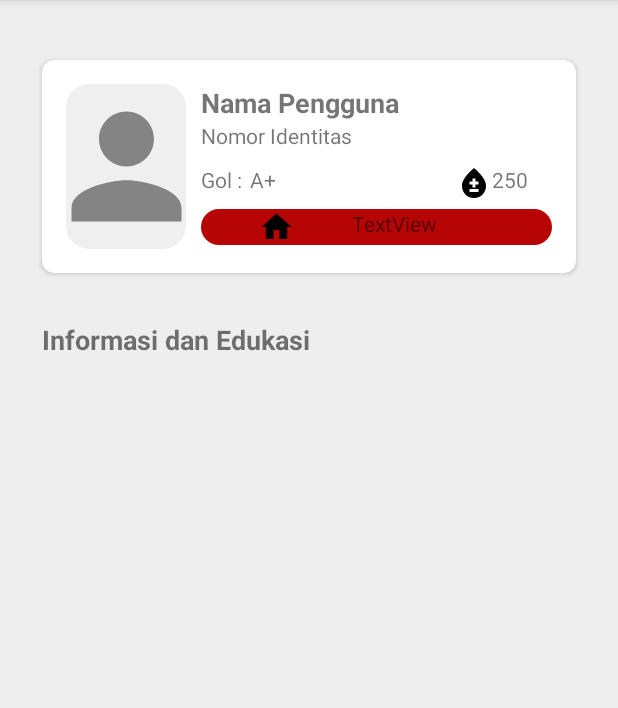
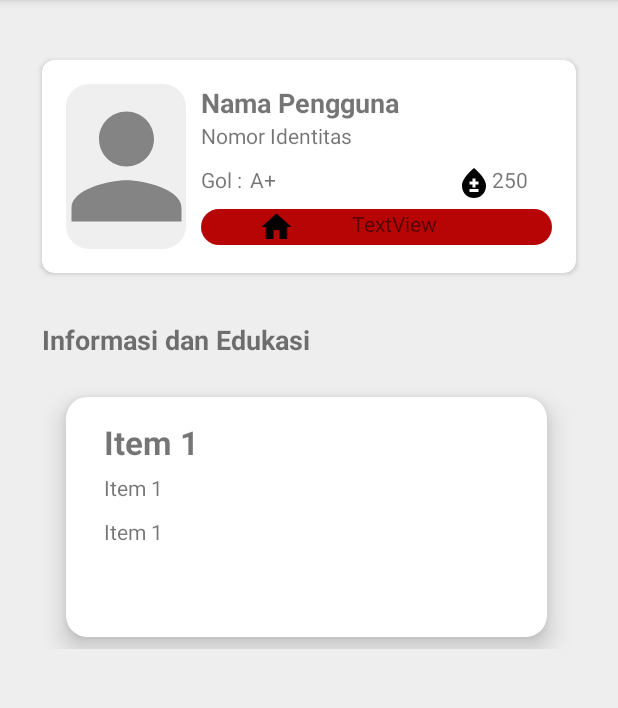
Before and after one commit to akbar0923/SejutaDarah, an Android app: the HomeFragment screen opened directly, with no data from a screen before it, on a phone screen of 412 x 824 dp, the part 84-792 px from its top. Run offline under Robolectric (Android 15) with nearby library versions, the phone set to English and light mode, and no system bars; our stand-ins replace Firebase (no records; nobody signed in at launch, a user with empty details on screens opened directly).

Commit message:
recycleView informasi_view di fragmentHome

```diff
--- a/app/build.gradle
+++ b/app/build.gradle
@@ -7,12 +7,12 @@ plugins {
 
 android {
     namespace 'com.example.sejutadarah'
-    compileSdk 33
+    compileSdk 34
 
     defaultConfig {
         applicationId "com.example.sejutadarah"
         minSdk 24
-        targetSdk 33
+        targetSdk 34
         versionCode 1
         versionName "1.0"
 
@@ -55,6 +55,7 @@ dependencies {
 
     implementation 'com.github.bumptech.glide:glide:4.15.1'
     implementation 'com.google.android.gms:play-services-location:21.0.1'
+    implementation 'androidx.core:core-ktx:+'
     annotationProcessor 'com.github.bumptech.glide:compiler:4.12.0'
 
     // Dependency to include Maps SDK for Android
--- a/app/src/main/java/com/example/sejutadarah/Fragment/HomeFragment.kt
+++ b/app/src/main/java/com/example/sejutadarah/Fragment/HomeFragment.kt
@@ -1,5 +1,6 @@
 package com.example.sejutadarah.Fragment
 
+import android.content.Intent
 import android.os.Bundle
 import android.view.LayoutInflater
 import android.view.View
@@ -7,8 +8,13 @@ import android.view.ViewGroup
 import android.widget.ImageView
 import android.widget.TextView
 import androidx.fragment.app.Fragment
+import androidx.recyclerview.widget.RecyclerView
+import androidx.recyclerview.widget.LinearLayoutManager
 import com.bumptech.glide.Glide
+import com.example.sejutadarah.Database.InformasiClass
 import com.example.sejutadarah.Database.userSejutaDarah
+import com.example.sejutadarah.InformasiAdapter
+import com.example.sejutadarah.InformasiDetail
 import com.example.sejutadarah.R
 import com.google.firebase.auth.FirebaseAuth
 import com.google.firebase.auth.FirebaseUser
@@ -26,26 +32,17 @@ class HomeFragment : Fragment() {
     private lateinit var database: FirebaseDatabase
     private lateinit var userRef: DatabaseReference
 
+    private lateinit var recyclerView: RecyclerView
+    private lateinit var adapter: InformasiAdapter
+    private lateinit var infoList: List<InformasiClass>
+
+
     override fun onCreateView(
         inflater: LayoutInflater,
         container: ViewGroup?,
         savedInstanceState: Bundle?
     ): View? {
         val view = inflater.inflate(R.layout.fragment_home, container, false)
-
-        // Recycler View Edukasi View
-//        val recyclerViewEdukasi = view.findViewById<RecyclerView>(R.id.rv_edukasi_view)
-
-        val dataEdukasiView = arrayListOf<String>()
-        for (i in 1..50) {
-            dataEdukasiView.add("Item " + i)
-        }
-
-        // buat file adapter kt
-//        val adapter = CustomAdapter (this, dataEdukasiView)
-
-//        recyclerViewEdukasi.layoutManager = LinearLayoutManager(this, LinearLayoutManager.HORIZONTAL,false)
-//        recyclerViewEdukasi.adapter = adapter
 
 
         // Inisialisasi komponen tampilan
@@ -54,6 +51,20 @@ class HomeFragment : Fragment() {
         textIdentity = view.findViewById(R.id.textIdentity)
         textBloodGroup = view.findViewById(R.id.textBloodGroup)
         textRewardPoints = view.findViewById(R.id.textRewardPoints)
+
+        // Inisialisasi komponen recycle view
+        recyclerView = view.findViewById(R.id.rvInformasi)
+        recyclerView.layoutManager = LinearLayoutManager(requireContext(), LinearLayoutManager.HORIZONTAL, false)
+
+        val data = listOf("Item 1", "Item 2", "Item 3", "Item 4", "Item 5")
+        adapter = InformasiAdapter(data)
+        recyclerView.adapter = adapter
+
+
+
+//        val data = listOf("Item 1", "Item 2", "Item 3", "Item 4", "Item 5")
+//        adapter = InformasiAdapter(data)
+//        recyclerView.adapter = adapter
 
         // Inisialisasi Firebase
         auth = FirebaseAuth.getInstance()
@@ -97,4 +108,23 @@ class HomeFragment : Fragment() {
 
         return view
     }
+
+    companion object {
+        val INTENT_PARCELABLE = "OBJECT_INTENT"
+
+    }
+
+//    private fun dataInitialize() {
+//        infoList = ListOf<InformasiClass>(
+//            InformasiClass(
+//                infoImg = ,
+//                infoJudul = "Judul",
+//
+//
+//
+//            )
+//        )
+
+
+
 }
--- a/app/src/main/java/com/example/sejutadarah/HomeActivity.kt
+++ b/app/src/main/java/com/example/sejutadarah/HomeActivity.kt
@@ -3,9 +3,11 @@ package com.example.sejutadarah
 import android.os.Bundle
 import androidx.appcompat.app.AppCompatActivity
 import androidx.fragment.app.Fragment
+import androidx.recyclerview.widget.LinearLayoutManager
 import com.example.sejutadarah.Fragment.*
 import com.google.android.material.bottomnavigation.BottomNavigationView
 import com.google.android.material.floatingactionbutton.FloatingActionButton
+import androidx.recyclerview.widget.RecyclerView
 
 
 class HomeActivity : AppCompatActivity() {
--- /dev/null
+++ b/app/src/main/java/com/example/sejutadarah/InformasiAdapter.kt
@@ -0,0 +1,69 @@
+package com.example.sejutadarah
+
+import android.content.Context
+import android.view.LayoutInflater
+import android.view.View
+import android.view.ViewGroup
+import android.widget.ImageView
+import android.widget.RatingBar
+import android.widget.TextView
+import androidx.recyclerview.widget.RecyclerView
+import com.example.sejutadarah.Database.InformasiClass
+
+class InformasiAdapter(private val data: List<String>) : RecyclerView.Adapter<InformasiAdapter.ViewHolder>() {
+
+    override fun onCreateViewHolder(parent: ViewGroup, viewType: Int): ViewHolder {
+        val view =
+            LayoutInflater.from(parent.context).inflate(R.layout.informasi_view, parent, false)
+        return ViewHolder(view)
+    }
+
+    override fun onBindViewHolder(holder: ViewHolder, position: Int) {
+        val item = data[position]
+        holder.infoJudul.text = item
+        holder.infoSumber.text = item
+        holder.infoIsi.text = item
+    }
+
+    override fun getItemCount(): Int {
+        return data.size
+    }
+
+    class ViewHolder(itemView: View) : RecyclerView.ViewHolder(itemView) {
+        val infoJudul: TextView = itemView.findViewById(R.id.judul_informasi)
+        val infoSumber : TextView = itemView.findViewById(R.id.sumber_informasi)
+        val infoIsi : TextView = itemView.findViewById(R.id.isi_informasi)
+
+    }
+
+}
+//    class InformasiViewHolder (view: View) : RecyclerView.ViewHolder(view) {
+//        val infoImg = view.findViewById<ImageView>(R.id.informasi_image)
+//        val infoJudul = view.findViewById<TextView>(R.id.judul_informasi)
+//        val infoSumber = view.findViewById<TextView>(R.id.sumber_informasi)
+//        val infoIsi = view.findViewById<TextView>(R.id.isi_informasi)
+//
+//        fun bindView(informasi: InformasiClass, listener: (InformasiClass) -> Unit){
+//
+//            infoImg.setImageResource(informasi.infoImg)
+//            infoJudul.text = informasi.infoJudul
+//            infoSumber.text = informasi.infoSumber
+//            infoIsi.text = informasi.infoIsi
+//            itemView.setOnClickListener{
+//                (listener(informasi))
+//            }
+//        }
+
+
+
+//    override fun onCreateViewHolder(parent: ViewGroup, viewType: Int): InformasiViewHolder {
+//        return InformasiViewHolder(
+//            LayoutInflater.from(context).inflate(R.layout.informasi_view, parent, false)
+//        )
+//    }
+//
+//    override fun onBindViewHolder(holder: InformasiViewHolder, position: Int) {
+//        holder.bindView(informasi[position], listener)
+//    }
+//
+//    override fun getItemCount(): Int = informasi.size
--- /dev/null
+++ b/app/src/main/java/com/example/sejutadarah/InformasiDetail.kt
@@ -0,0 +1,4 @@
+package com.example.sejutadarah
+
+class InformasiDetail {
+}
--- a/app/src/main/res/layout/fragment_home.xml
+++ b/app/src/main/res/layout/fragment_home.xml
@@ -7,8 +7,6 @@
     <!-- Tambahkan tampilan yang sesuai untuk halaman Home -->
 
     <!-- Card Profile -->
-
-
     <androidx.constraintlayout.widget.ConstraintLayout
         android:id="@+id/constraintLayout"
         android:layout_width="match_parent"
@@ -194,8 +192,16 @@
             android:id="@+id/constraintLayout4"
             android:layout_width="match_parent"
             android:layout_height="wrap_content"
+            android:layout_marginTop="10dp"
             app:layout_constraintTop_toBottomOf="@+id/constraintLayout3">
 
+            <androidx.recyclerview.widget.RecyclerView
+                android:id="@+id/rvInformasi"
+                android:layout_width="match_parent"
+                android:layout_height="match_parent"
+                android:layout_margin="16dp"
+                tools:listitem="@layout/informasi_view"
+                />
         </androidx.constraintlayout.widget.ConstraintLayout>
 
     </androidx.constraintlayout.widget.ConstraintLayout>
--- a/app/src/main/res/layout/edukasi_view.xml
+++ b/app/src/main/res/layout/informasi_view.xml
@@ -6,7 +6,7 @@
     android:layout_width="match_parent"
     android:layout_height="wrap_content"
     android:layout_marginLeft="16dp"
-    android:layout_marginTop="10dp"
+    android:layout_marginTop="16dp"
     android:layout_marginRight="19dp"
     android:layout_marginBottom="8dp"
     card_view:cardElevation="10dp"
@@ -20,7 +20,7 @@
 
 
         <ImageView
-            android:id="@+id/image"
+            android:id="@+id/informasi_image"
             android:layout_width="160dp"
             android:layout_height="match_parent"
             android:layout_alignParentEnd="true"
@@ -29,7 +29,7 @@
             tools:src="@tools:sample/avatars" />
 
         <TextView
-            android:id="@+id/food_name"
+            android:id="@+id/judul_informasi"
             android:layout_width="match_parent"
             android:layout_height="wrap_content"
             android:layout_marginStart="10dp"
@@ -37,16 +37,16 @@
             android:layout_marginEnd="1dp"
             android:layout_marginRight="16dp"
 
-            android:layout_toStartOf="@+id/image"
+            android:layout_toStartOf="@+id/informasi_image"
             android:textSize="22sp"
             android:textStyle="bold"
             tools:text="Nama Konten" />
 
         <TextView
-            android:id="@+id/food_price"
+            android:id="@+id/sumber_informasi"
             android:layout_width="wrap_content"
             android:layout_height="wrap_content"
-            android:layout_below="@id/food_name"
+            android:layout_below="@id/judul_informasi"
             android:layout_marginStart="10dp"
             android:layout_marginLeft="16dp"
             android:layout_marginTop="6dp"
@@ -56,10 +56,10 @@
             tools:text="sumber informasi" />
 
         <TextView
-            android:id="@+id/food_rating"
+            android:id="@+id/isi_informasi"
             android:layout_width="wrap_content"
             android:layout_height="wrap_content"
-            android:layout_below="@id/food_price"
+            android:layout_below="@id/sumber_informasi"
             android:layout_marginStart="10dp"
             android:layout_marginLeft="16dp"
             android:layout_marginTop="10dp"
@@ -68,22 +68,6 @@
             android:ellipsize="end"
             tools:text="penjelasan konten" />
 
-        <RatingBar
-            android:id="@+id/ratingbar"
-            style="?android:ratingBarStyleSmall"
-            android:layout_width="wrap_content"
-            android:layout_height="wrap_content"
-            android:layout_below="@id/food_rating"
-            android:layout_marginStart="10dp"
-            android:layout_marginLeft="16dp"
-            android:layout_marginTop="1dp"
-            android:isIndicator="true"
-            android:numStars="5"
-            android:progressBackgroundTint="@color/black"
-            android:progressTint="@android:color/holo_orange_dark"
-            android:rating="0.0"
-            android:stepSize="0.5" />
-
     </RelativeLayout>
 
 </androidx.cardview.widget.CardView>
```
Also changed, not shown: app/src/main/java/com/example/sejutadarah/Database/InformasiClass.kt (added, +26 -0 lines), build.gradle (+7 -1 lines).
